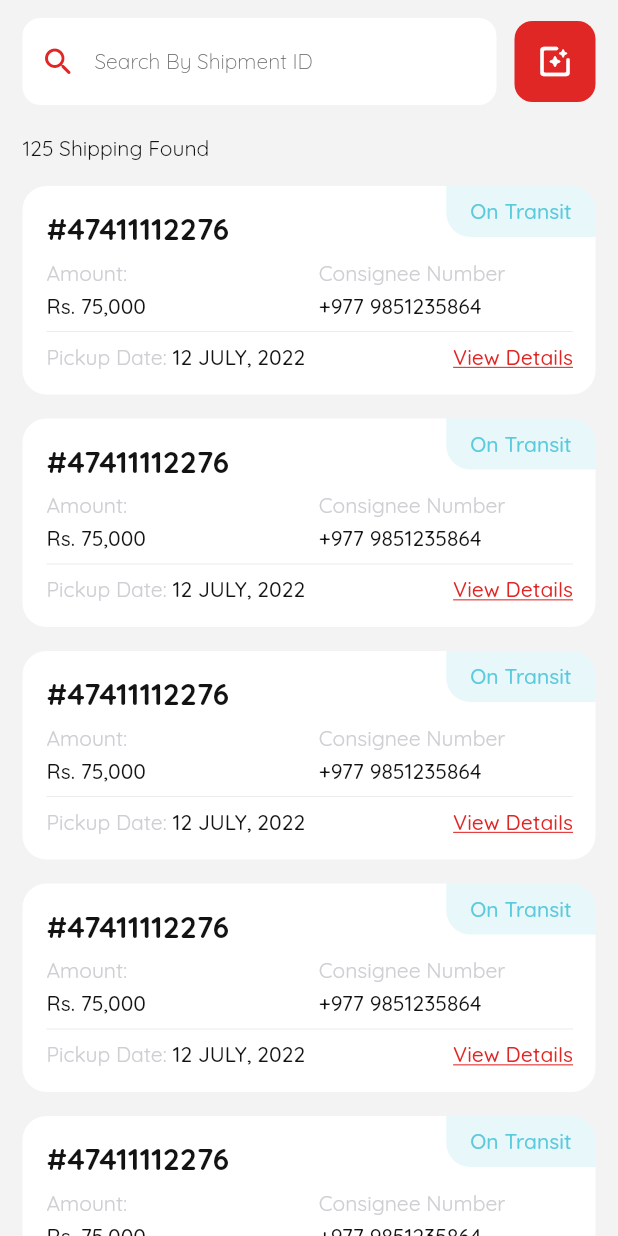
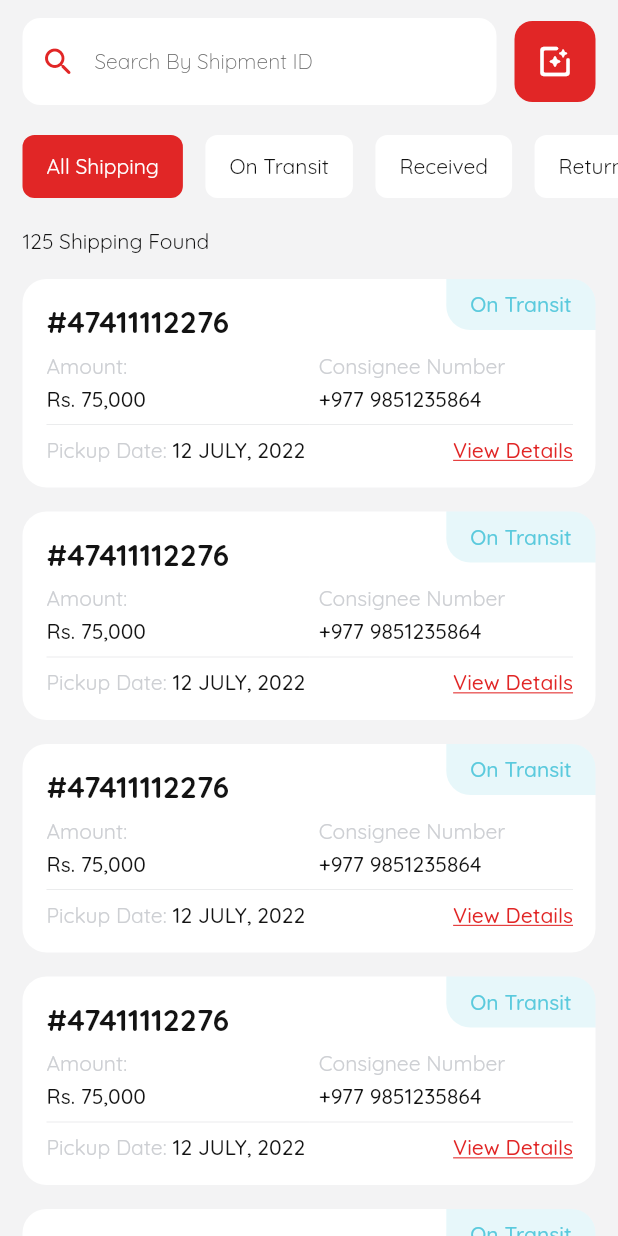
Before and after one commit to sumitkakshapati/aramex-mobile-app, a Flutter app: the ShippingWidgets screen opened directly, on a phone screen of 412 x 824 dp. Run offline on Flutter 3.47's test engine with Material 2 defaults, Android fonts, the phone set to English and light mode, and no system bars; our stand-ins replace bloc, cached_network_image, connectivity_plus, dio, dotted_border, dotted_line and 11 more; missing offline and left inert: flutter_facebook_auth, google_api_availability; accounts and stored records are empty.

Commit message:
custom chip added

```diff
--- /dev/null
+++ b/lib/common/widget/card/custom_chip.dart
@@ -0,0 +1,62 @@
+import 'package:boilerplate/app/theme.dart';
+import 'package:flutter/material.dart';
+
+class CustomChip extends StatelessWidget {
+  final String label;
+  final Color backgroundColor;
+  final double verticalPadding;
+  final double horizontalPadding;
+  final double borderRadius;
+  final double fontSize;
+  final Color textColor;
+  final double leftmargin;
+  final double rightMargin;
+  final VoidCallback? onPressed;
+  const CustomChip({
+    Key? key,
+    required this.label,
+    this.backgroundColor = CustomTheme.primaryColor,
+    this.horizontalPadding = 16,
+    this.verticalPadding = 12,
+    this.borderRadius = 8,
+    this.fontSize = 14,
+    this.leftmargin = 0,
+    this.rightMargin = 0,
+    this.textColor = Colors.white,
+    this.onPressed,
+  }) : super(key: key);
+
+  @override
+  Widget build(BuildContext context) {
+    final _theme = Theme.of(context);
+    final _textTheme = _theme.textTheme;
+
+    return Container(
+      margin: EdgeInsets.only(
+        left: leftmargin,
+        right: rightMargin,
+      ),
+      child: InkWell(
+        onTap: onPressed,
+        child: Container(
+          child: Text(
+            label,
+            style: _textTheme.headline6!.copyWith(
+              fontWeight: FontWeight.w400,
+              color: textColor,
+              fontSize: fontSize,
+            ),
+          ),
+          padding: EdgeInsets.symmetric(
+            horizontal: horizontalPadding,
+            vertical: verticalPadding,
+          ),
+          decoration: BoxDecoration(
+            color: backgroundColor,
+            borderRadius: BorderRadius.circular(borderRadius),
+          ),
+        ),
+      ),
+    );
+  }
+}
--- a/lib/feature/shipping/ui/widgets/shipping_widgets.dart
+++ b/lib/feature/shipping/ui/widgets/shipping_widgets.dart
@@ -1,13 +1,28 @@
 import 'package:boilerplate/app/theme.dart';
 import 'package:boilerplate/common/util/size_utils.dart';
 import 'package:boilerplate/common/widget/button/custom_icon_button.dart';
+import 'package:boilerplate/common/widget/card/custom_chip.dart';
 import 'package:boilerplate/common/widget/text_field/search_textfield.dart';
 import 'package:boilerplate/feature/shipping/ui/widgets/shipment_card.dart';
 import 'package:flutter/material.dart';
 import 'package:sliver_tools/sliver_tools.dart';
 
-class ShippingWidgets extends StatelessWidget {
+class ShippingWidgets extends StatefulWidget {
   const ShippingWidgets({Key? key}) : super(key: key);
+
+  @override
+  State<ShippingWidgets> createState() => _ShippingWidgetsState();
+}
+
+class _ShippingWidgetsState extends State<ShippingWidgets> {
+  final List<String> _shipmentStatus = [
+    "All Shipping",
+    "On Transit",
+    "Received",
+    "Returned",
+  ];
+
+  int _currentIndex = 0;
 
   @override
   Widget build(BuildContext context) {
@@ -21,11 +36,15 @@ class ShippingWidgets extends StatelessWidget {
             child: Container(
               padding: EdgeInsets.only(
                 top: MediaQuery.of(context).viewPadding.top + 12,
-                left: CustomTheme.symmetricHozPadding,
-                right: CustomTheme.symmetricHozPadding,
                 bottom: 20.hp,
               ),
               color: _theme.scaffoldBackgroundColor,
+              child: Column(
+                children: [
+                  Container(
+                    padding: const EdgeInsets.symmetric(
+                      horizontal: CustomTheme.symmetricHozPadding,
+                    ),
                     child: Row(
                       crossAxisAlignment: CrossAxisAlignment.center,
                       children: [
@@ -44,6 +63,35 @@ class ShippingWidgets extends StatelessWidget {
                             borderRadius: 12,
                             padding: 14,
                             onPressed: () {},
+                          ),
+                        )
+                      ],
+                    ),
+                  ),
+                  SizedBox(height: 20.hp),
+                  SingleChildScrollView(
+                    scrollDirection: Axis.horizontal,
+                    child: Row(
+                      children: List.generate(_shipmentStatus.length, (index) {
+                        return CustomChip(
+                          label: _shipmentStatus[index],
+                          leftmargin: CustomTheme.symmetricHozPadding,
+                          rightMargin: (index == _shipmentStatus.length - 1)
+                              ? CustomTheme.symmetricHozPadding
+                              : 0,
+                          backgroundColor: _currentIndex == index
+                              ? CustomTheme.primaryColor
+                              : Colors.white,
+                          textColor: _currentIndex == index
+                              ? Colors.white
+                              : CustomTheme.lightTextColor,
+                          onPressed: () {
+                            setState(() {
+                              _currentIndex = index;
+                            });
+                          },
+                        );
+                      }),
                     ),
                   )
                 ],
```
Lines whose indentation alone changed are shown as unchanged.
